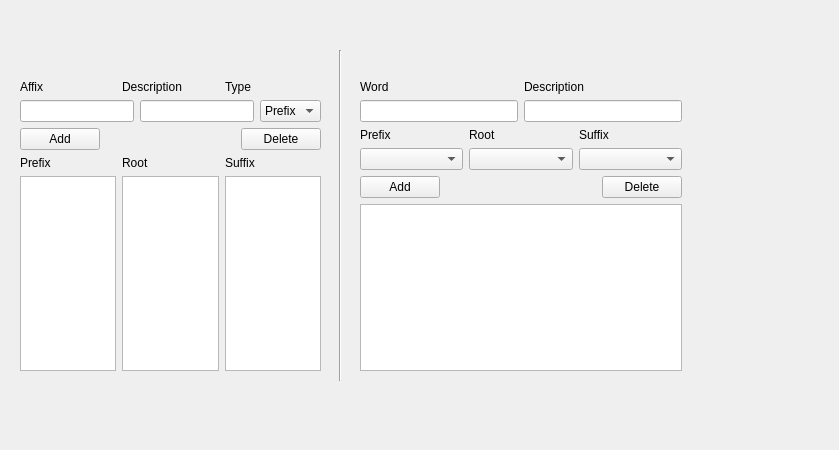
The window that src/prefix_pogoda.ui (Noeyfan/smalLab) describes before a commit, drawn with Qt 5.
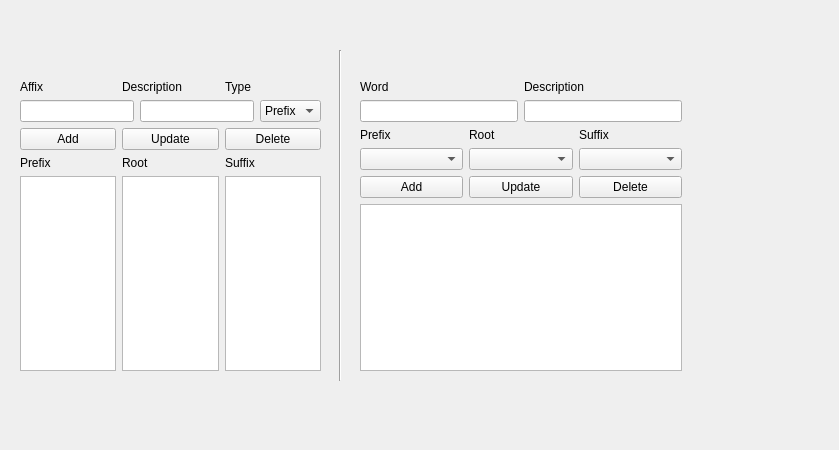
The same window after the commit.

Commit message: prefix pogoda basic data structure built

```diff
--- a/src/prefix_pogoda.ui
+++ b/src/prefix_pogoda.ui
@@ -103,17 +103,11 @@
        </widget>
       </item>
       <item>
-       <spacer name="horizontalSpacer">
-        <property name="orientation">
-         <enum>Qt::Horizontal</enum>
+       <widget class="QPushButton" name="word_update">
+        <property name="text">
+         <string>Update</string>
         </property>
-        <property name="sizeHint" stdset="0">
-         <size>
-          <width>40</width>
-          <height>20</height>
-         </size>
-        </property>
-       </spacer>
+       </widget>
       </item>
       <item>
        <widget class="QPushButton" name="pushButton_2">
@@ -203,17 +197,11 @@
        </widget>
       </item>
       <item>
-       <spacer name="horizontalSpacer_2">
-        <property name="orientation">
-         <enum>Qt::Horizontal</enum>
+       <widget class="QPushButton" name="affix_update">
+        <property name="text">
+         <string>Update</string>
         </property>
-        <property name="sizeHint" stdset="0">
-         <size>
-          <width>40</width>
-          <height>20</height>
-         </size>
-        </property>
-       </spacer>
+       </widget>
       </item>
       <item>
        <widget class="QPushButton" name="pushButton_4">
```
Left out of the diff: 32 changed lines with no effect on the pictures. The commit also changes 2 other files.
